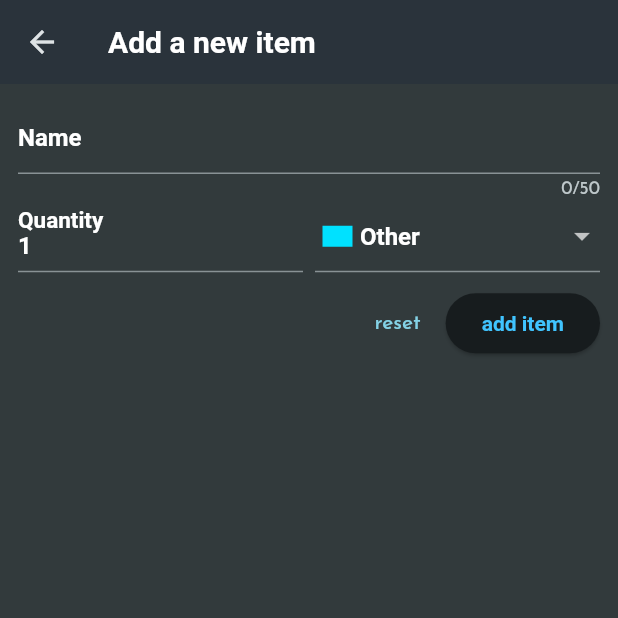
After one commit to XayneeNut/shop_app_flutter, a Flutter app: the screen it shows after launch, after a tap on the "add" icon, on a phone screen of 412 x 824 dp, the top half of it. The commit adds this screen. Run offline on Flutter 3.47's test engine with Material 2 defaults, Android fonts, the phone set to English and light mode, and no system bars; our stand-ins replace google_fonts; Roboto replaces fonts that are missing (Signika).

Commit message:
finish the module✨
make a new widget and make create read and delete the new item, create in new_item_widget.dart , read and delete in item_widget.dart

```diff
--- a/lib/data/categories_data.dart
+++ b/lib/data/categories_data.dart
@@ -4,43 +4,43 @@ import 'package:shop_app/models/categories_models.dart';
 
 const categories = {
   Categories.vegetables: Category(
-    name: 'Vegetables',
-    color: Color.fromARGB(255, 0, 255, 128),
+    'Vegetables',
+    Color.fromARGB(255, 0, 255, 128),
   ),
   Categories.fruit: Category(
-    name: 'Fruit',
-    color: Color.fromARGB(255, 145, 255, 0),
+    'Fruit',
+    Color.fromARGB(255, 145, 255, 0),
   ),
   Categories.meat: Category(
-    name: 'Meat',
-    color: Color.fromARGB(255, 255, 102, 0),
+    'Meat',
+    Color.fromARGB(255, 255, 102, 0),
   ),
   Categories.dairy: Category(
-    name: 'Dairy',
-    color: Color.fromARGB(255, 0, 208, 255),
+    'Dairy',
+    Color.fromARGB(255, 0, 208, 255),
   ),
   Categories.carbs: Category(
-    name: 'Carbs',
-    color: Color.fromARGB(255, 0, 60, 255),
+    'Carbs',
+    Color.fromARGB(255, 0, 60, 255),
   ),
   Categories.sweets: Category(
-    name: 'Sweets',
-    color: Color.fromARGB(255, 255, 149, 0),
+    'Sweets',
+    Color.fromARGB(255, 255, 149, 0),
   ),
   Categories.spices: Category(
-    name: 'Spices',
-    color: Color.fromARGB(255, 255, 187, 0),
+    'Spices',
+    Color.fromARGB(255, 255, 187, 0),
   ),
   Categories.convenience: Category(
-    name: 'Convenience',
-    color: Color.fromARGB(255, 191, 0, 255),
+    'Convenience',
+    Color.fromARGB(255, 191, 0, 255),
   ),
   Categories.hygiene: Category(
-    name: 'Hygiene',
-    color: Color.fromARGB(255, 149, 0, 255),
+    'Hygiene',
+    Color.fromARGB(255, 149, 0, 255),
   ),
   Categories.other: Category(
-    name: 'Other',
-    color: Color.fromARGB(255, 0, 225, 255),
+    'Other',
+    Color.fromARGB(255, 0, 225, 255),
   ),
 };
--- a/lib/models/categories_models.dart
+++ b/lib/models/categories_models.dart
@@ -14,11 +14,8 @@ enum Categories {
 }
 
 class Category {
+  const Category(this.name, this.color);
+
   final String name;
   final Color color;
-
-  const Category({
-    required this.name,
-    required this.color,
-  });
 }
--- a/lib/models/item_models.dart
+++ b/lib/models/item_models.dart
@@ -10,5 +10,5 @@ class DummyItem {
   final String id;
   final String name;
   final int quantity;
-  final Categories category;
+  final Category category;
 }
--- a/lib/widget/item_widget.dart
+++ b/lib/widget/item_widget.dart
@@ -1,53 +1,124 @@
 import 'package:flutter/material.dart';
 import 'package:shop_app/data/categories_data.dart';
 import 'package:shop_app/data/item_data.dart';
+import 'package:shop_app/models/item_models.dart';
 import 'package:shop_app/theme/text_theme.dart';
+import 'package:shop_app/widget/new_item_widget.dart';
 
-class ItemWidget extends StatelessWidget {
+class ItemWidget extends StatefulWidget {
   const ItemWidget({
     super.key,
   });
 
   @override
+  State<ItemWidget> createState() => _ItemWidgetState();
+}
+
+class _ItemWidgetState extends State<ItemWidget> {
+  final List<DummyItem> _dummyItems = [];
+
+  void _onAddIcon() async {
+    final newItem = await Navigator.push<DummyItem>(
+      context,
+      MaterialPageRoute(
+        builder: (ctx) => NewItemWidget(),
+      ),
+    );
+
+    if (newItem == null) {
+      return;
+    }
+
+    setState(() {
+      _dummyItems.add(newItem);
+    });
+  }
+
+  void _removeItem(DummyItem item) {
+    setState(() {
+      _dummyItems.remove(item);
+    });
+  }
+
+  @override
   Widget build(BuildContext context) {
-    return Scaffold(
-      appBar: AppBar(
-        title: const Text('list item'),
+    Widget content = const Center(
+      child: Text(
+        'there are no item added',
+        style: TextStyle(color: Colors.white, fontSize: 20),
       ),
-      body: ListView.builder(
-        itemCount: groceryItems.length,
-        itemBuilder: (ctx, index) => ListTile(
+    );
+
+    if (_dummyItems.isNotEmpty) {
+      content = ListView.builder(
+        itemCount: _dummyItems.length,
+        itemBuilder: (ctx, index) => Dismissible(
+          key: ValueKey(_dummyItems[index].id),
+          direction: DismissDirection.endToStart,
+          onDismissed: (direction) {
+            _removeItem(_dummyItems[index]);
+          },
+          background: Container(
+            color: Colors.red,
+            alignment: Alignment.centerRight,
+            padding: const EdgeInsets.only(right: 20),
+            child: const Icon(
+              Icons.delete,
+              color: Colors.white,
+            ),
+          ),
+          child: ListTile(
             leading: Container(
               width: 24,
               height: 24,
               decoration: BoxDecoration(
-              color: categories[groceryItems[index].category]!.color,
+                color: _dummyItems[index].category.color,
                 boxShadow: const [
                   BoxShadow(
                     color: Colors.black,
                     offset: Offset(
-                    5.0,
-                    5.0,
-                  ), //Offset
-                  blurRadius: 5.0,
+                      3.0,
+                      3.0,
+                    ),
+                    blurRadius: 3.0,
                     spreadRadius: 0.0,
-                ), //BoxShadow
+                  ),
                   BoxShadow(
                     color: Colors.white,
                     offset: Offset(0.0, 0.0),
                     blurRadius: 0.0,
                     spreadRadius: 0.0,
-                ), //BoxShadow
+                  ),
                 ],
               ),
             ),
-          title: Text(groceryItems[index].name, style: styleSignika),
+            title: Text(_dummyItems[index].name, style: styleSignika),
             trailing: Text(
-            '${groceryItems[index].quantity}',
+              '${_dummyItems[index].quantity}',
               style: styleSignika,
             ),
           ),
         ),
       );
     }
+
+    return Scaffold(
+      appBar: AppBar(
+        title: Text(
+          'list item',
+          style:
+              styleSignika.copyWith(fontSize: 20, fontWeight: FontWeight.bold),
+        ),
+        actions: [
+          IconButton(
+            onPressed: _onAddIcon,
+            icon: const Icon(
+              Icons.add,
+            ),
+          ),
+        ],
+      ),
+      body: content,
+    );
   }
+}
--- /dev/null
+++ b/lib/widget/new_item_widget.dart
@@ -0,0 +1,160 @@
+import 'package:flutter/material.dart';
+import 'package:shop_app/data/categories_data.dart';
+import 'package:shop_app/models/categories_models.dart';
+import 'package:shop_app/models/item_models.dart';
+import 'package:shop_app/theme/text_theme.dart';
+
+class NewItemWidget extends StatefulWidget {
+  const NewItemWidget({super.key});
+
+  @override
+  State<NewItemWidget> createState() => _NewItemWidgetState();
+}
+
+class _NewItemWidgetState extends State<NewItemWidget> {
+  final _formKey = GlobalKey<FormState>();
+  var _enteredName = '';
+  var _enteredQuantity = 1;
+  var _selectedCategory = categories[Categories.other]!;
+
+  void _saveItem() {
+    if (_formKey.currentState!.validate()) {
+      _formKey.currentState!.save();
+      Navigator.pop(
+        context,
+        DummyItem(
+            id: DateTime.now().toString(),
+            name: _enteredName,
+            quantity: _enteredQuantity,
+            category: _selectedCategory),
+      );
+    }
+  }
+
+  @override
+  Widget build(BuildContext context) {
+    return Scaffold(
+      appBar: AppBar(
+        title: Text(
+          'Add a new item',
+          style: styleSignika.copyWith(fontSize: 20),
+        ),
+      ),
+      body: Padding(
+        padding: const EdgeInsets.all(12),
+        child: Form(
+          key: _formKey,
+          child: Column(
+            children: [
+              TextFormField(
+                maxLength: 50,
+                maxLines: 3,
+                minLines: 1,
+                decoration: InputDecoration(
+                  label: const Text('Name'),
+                  labelStyle: styleSignika,
+                ),
+                validator: (value) {
+                  if (value == null ||
+                      value.isEmpty ||
+                      value.trim().length <= 1 ||
+                      value.trim().length > 50) {
+                    return 'Must be between 1 and 50 character';
+                  }
+                  return null;
+                },
+                onSaved: (value) {
+                  _enteredName = value!;
+                },
+              ),
+              Row(
+                crossAxisAlignment: CrossAxisAlignment.end,
+                children: [
+                  Expanded(
+                    child: TextFormField(
+                      style: styleSignika.copyWith(fontSize: 16),
+                      decoration: InputDecoration(
+                        label: Text(
+                          'Quantity',
+                          style: styleSignika.copyWith(fontSize: 20),
+                        ),
+                      ),
+                      initialValue: '1',
+                      keyboardType: TextInputType.number,
+                      validator: (value) {
+                        if (value == null ||
+                            value.isEmpty ||
+                            int.tryParse(value) == null ||
+                            int.tryParse(value)! <= 0) {
+                          return 'Must be a valid, positive number';
+                        }
+                        return null;
+                      },
+                      onSaved: (value) {
+                        _enteredQuantity = int.parse(value!);
+                      },
+                    ),
+                  ),
+                  const SizedBox(
+                    width: 8,
+                  ),
+                  Expanded(
+                    child: DropdownButtonFormField(
+                        value: _selectedCategory,
+                        items: [
+                          for (final category in categories.entries)
+                            DropdownMenuItem(
+                                value: category.value,
+                                child: Row(
+                                  children: [
+                                    Container(
+                                      margin: const EdgeInsets.all(5),
+                                      height: 20,
+                                      width: 20,
+                                      color: category.value.color,
+                                    ),
+                                    const SizedBox(
+                                      height: 20,
+                                    ),
+                                    Text(
+                                      category.value.name,
+                                      style: styleSignika,
+                                    )
+                                  ],
+                                )),
+                        ],
+                        onChanged: (value) {
+                          setState(() {
+                            _selectedCategory = value!;
+                          });
+                        }),
+                  )
+                ],
+              ),
+              const SizedBox(height: 10),
+              Row(
+                mainAxisAlignment: MainAxisAlignment.end,
+                children: [
+                  TextButton(
+                    onPressed: () {
+                      _formKey.currentState!.reset();
+                    },
+                    child: const Text('reset'),
+                  ),
+                  ElevatedButton(
+                    onPressed: _saveItem,
+                    child: Text(
+                      'add item',
+                      style: styleSignika.copyWith(
+                          fontSize: 14, color: Colors.lightBlueAccent),
+                    ),
+                  ),
+                ],
+              ),
+            ],
+          ),
+        ),
+      ),
+    );
+  }
+}
```
Also changed, not shown: lib/data/item_data.dart (+5 -4 lines). Lines whose indentation alone changed are shown as unchanged.
